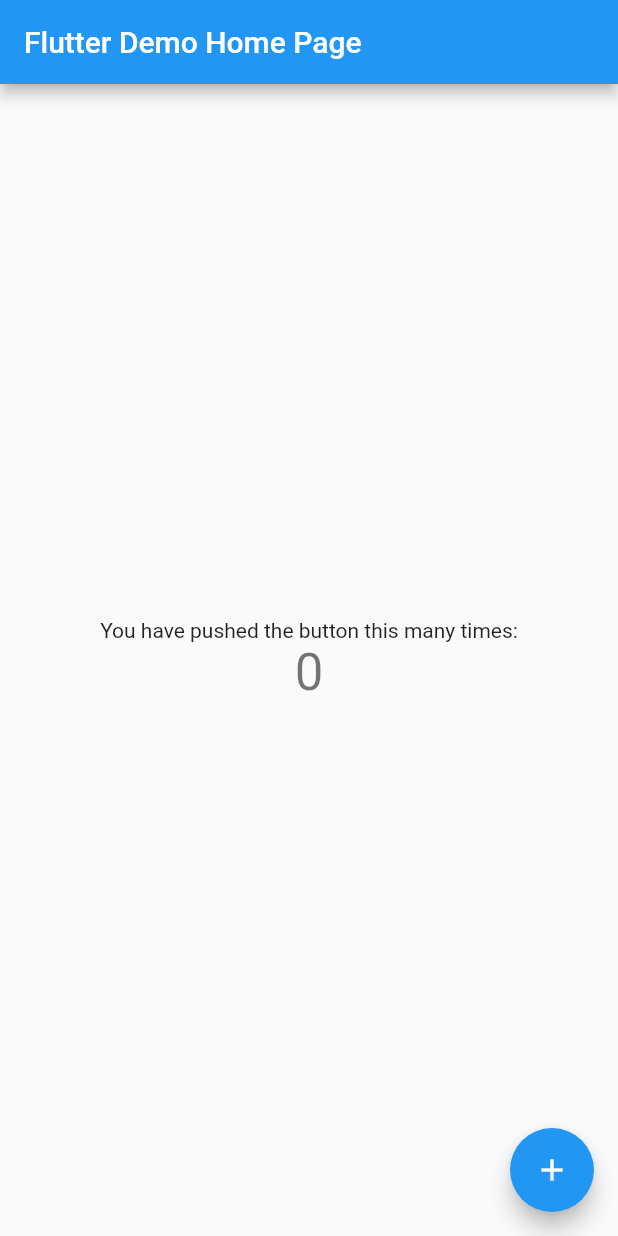
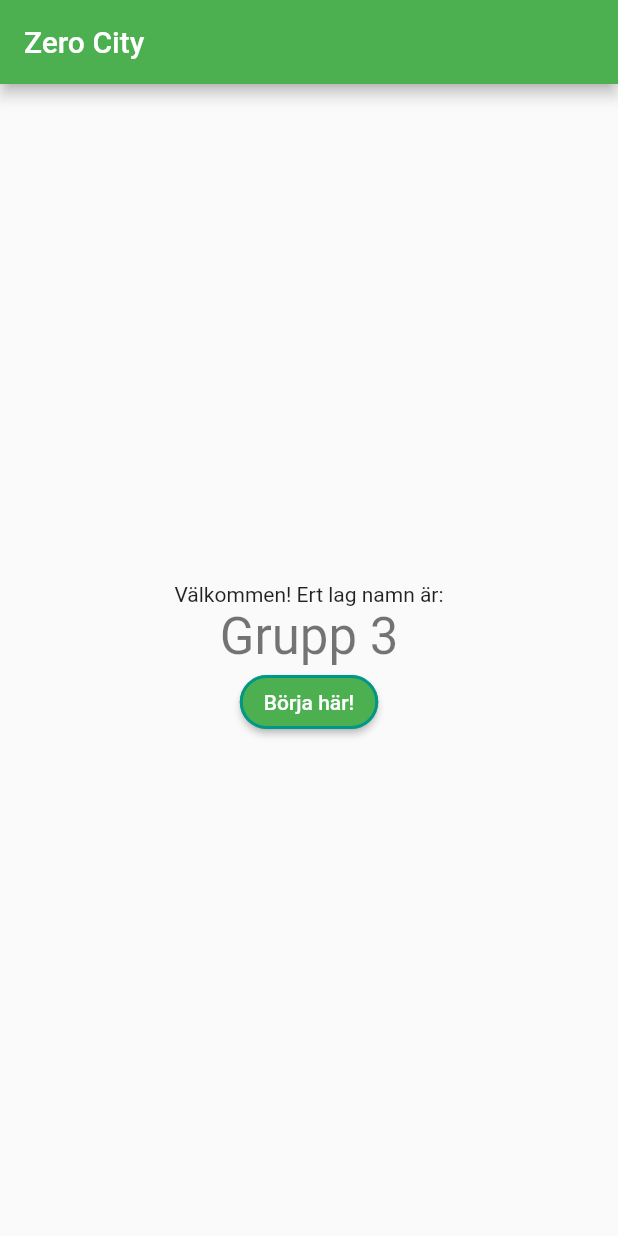
Before and after one commit to antonschulz/zero-city-application, a Flutter app: the screen it shows after launch, on a phone screen of 412 x 824 dp. Run offline on Flutter 3.47's test engine with Material 2 defaults, Android fonts, the phone set to English and light mode, and no system bars.

Commit message:
added a very basic and completely useless startpage

```diff
--- a/lib/main.dart
+++ b/lib/main.dart
@@ -22,9 +22,9 @@ class MyApp extends StatelessWidget {
         // or simply save your changes to "hot reload" in a Flutter IDE).
         // Notice that the counter didn't reset back to zero; the application
         // is not restarted.
-        primarySwatch: Colors.blue,
+        primarySwatch: Colors.green,
       ),
-      home: const MyHomePage(title: 'Flutter Demo Home Page'),
+      home: const MyHomePage(title: 'Zero City'),
     );
   }
 }
@@ -39,8 +39,7 @@ class MyHomePage extends StatefulWidget {
   // This class is the configuration for the state. It holds the values (in this
   // case the title) provided by the parent (in this case the App widget) and
   // used by the build method of the State. Fields in a Widget subclass are
-  // always marked "final".
-
+  // always marked "final"
   final String title;
 
   @override
@@ -49,6 +48,7 @@ class MyHomePage extends StatefulWidget {
 
 class _MyHomePageState extends State<MyHomePage> {
   int _counter = 0;
+  String groupName = "Grupp 3";
 
   void _incrementCounter() {
     setState(() {
@@ -96,19 +96,29 @@ class _MyHomePageState extends State<MyHomePage> {
           mainAxisAlignment: MainAxisAlignment.center,
           children: <Widget>[
             const Text(
-              'You have pushed the button this many times:',
+              'Välkommen! Ert lag namn är:',
             ),
             Text(
-              '$_counter',
+              '$groupName',
               style: Theme.of(context).textTheme.headline4,
+            ),
+            ElevatedButton(
+              style: ButtonStyle(
+                shape: MaterialStateProperty.all<RoundedRectangleBorder>(
+                  RoundedRectangleBorder(
+                    borderRadius: BorderRadius.circular(18.0),
+                    side: BorderSide(
+                      color: Colors.teal,
+                      width: 2.0,
+                    ),
+                  ),
+                ),
+              ),
+              child: Text('Börja här!'),
+              onPressed: () {},
             ),
           ],
         ),
-      ),
-      floatingActionButton: FloatingActionButton(
-        onPressed: _incrementCounter,
-        tooltip: 'Increment',
-        child: const Icon(Icons.add),
       ), // This trailing comma makes auto-formatting nicer for build methods.
     );
   }
```
